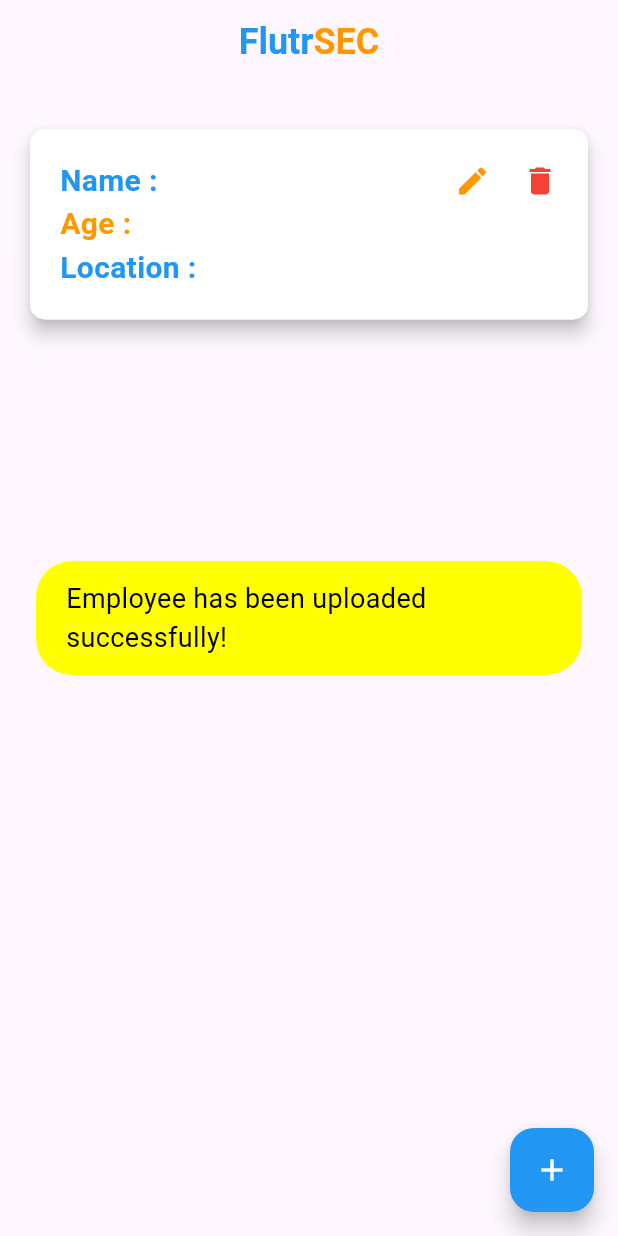
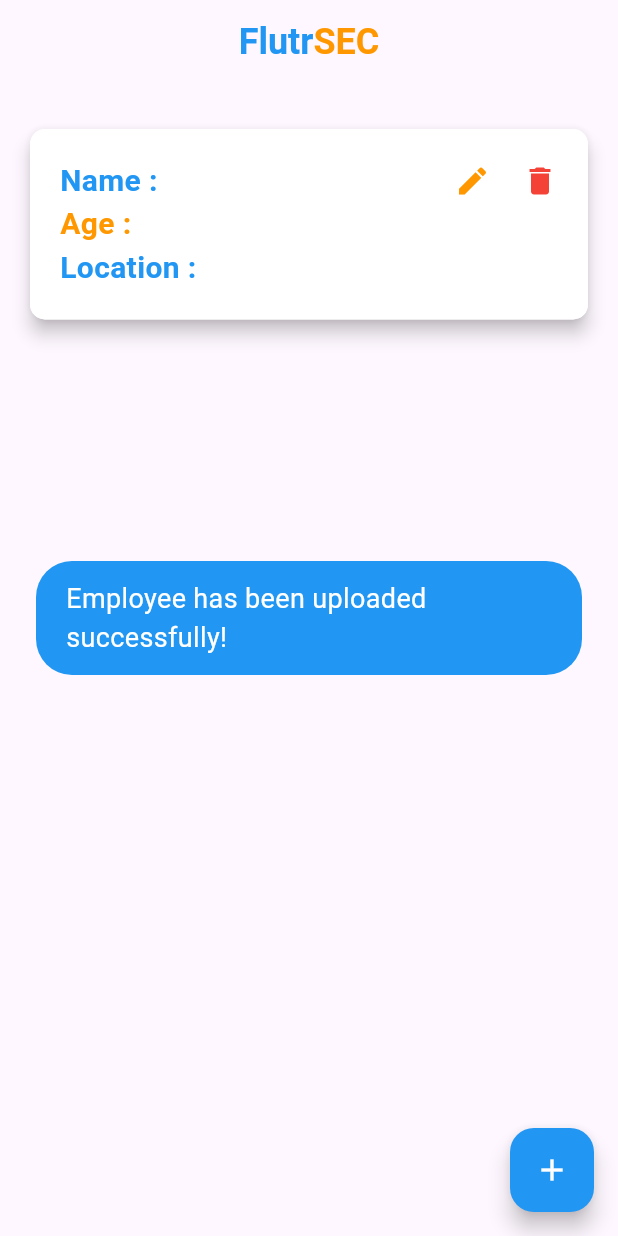
Before and after one commit to adipati27ma/flutr_simple_employees_crud, a Flutter app: the EmployeeForm screen opened directly, after a tap on "Add Employee", on a phone screen of 412 x 824 dp. Run offline on Flutter 3.47's test engine with Material 3 defaults, Android fonts, the phone set to English and light mode, and no system bars; our stand-ins replace cloud_firestore, firebase_core, fluttertoast, random_string; accounts and stored records are empty.

Commit message:
feat: update background color upload success toast

```diff
--- a/lib/pages/employee.dart
+++ b/lib/pages/employee.dart
@@ -150,8 +150,8 @@
                               toastLength: Toast.LENGTH_SHORT,
                               gravity: ToastGravity.CENTER,
                               timeInSecForIosWeb: 2,
-                              backgroundColor: Colors.yellowAccent,
-                              textColor: Colors.black,
+                              backgroundColor: Colors.blue,
+                              textColor: Colors.white,
                               fontSize: 18.0);
                           Navigator.of(context).pop();
                         });
```
